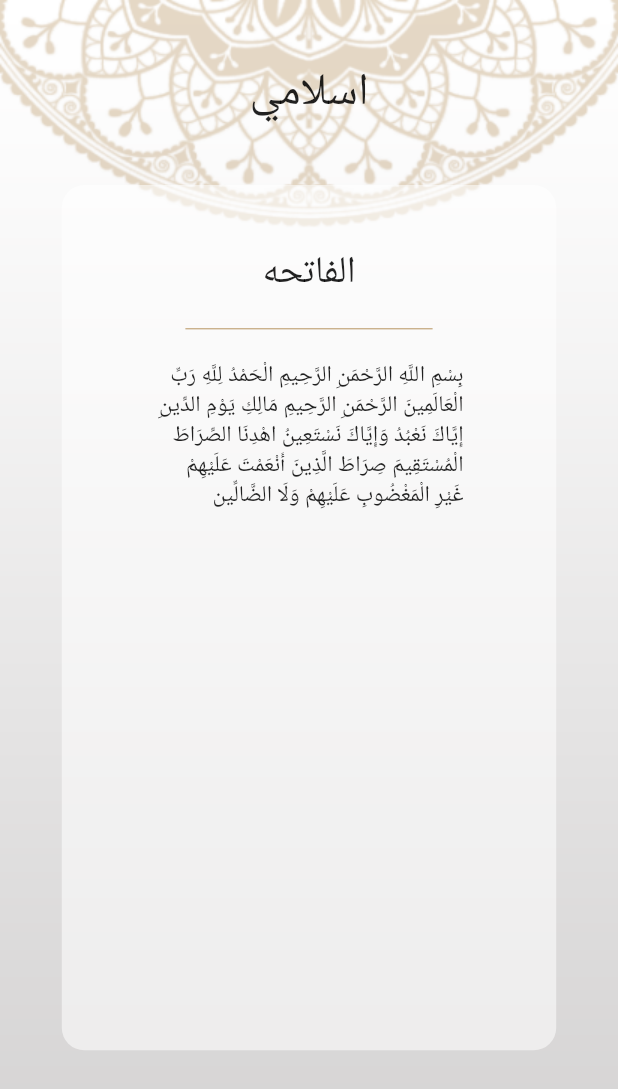
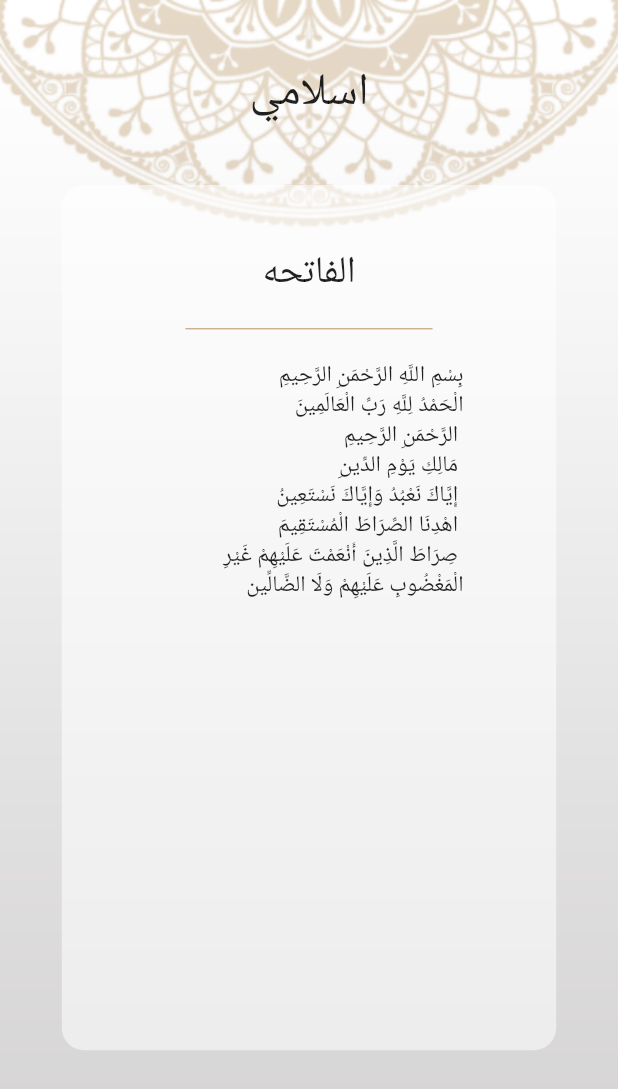
Before and after one commit to esraaabdrabo/new_islam, a Flutter app: the Quarn widget shown alone on an empty page, opened directly, after a tap on "الفاتحه", on a phone screen of 412 x 824 dp. Shown: the top 1089 px of the screen. Run offline on Flutter 3.47's test engine with Material 2 defaults, Android fonts, the phone set to English and light mode, and no system bars.

Commit message:
ayat functionality is done

```diff
--- a/lib/services/QuranAyat.dart
+++ b/lib/services/QuranAyat.dart
@@ -1 +1,8 @@
-class AyatServices {}
+import 'package:flutter/services.dart';
+
+class AyatServices {
+  static Future<String> readSura(int suraNumber) async {
+    String ayat = await rootBundle.loadString('assets/quran/$suraNumber.txt');
+    return ayat;
+  }
+}
--- a/lib/view_model/Quran/Ayat_view_model.dart
+++ b/lib/view_model/Quran/Ayat_view_model.dart
@@ -0,0 +1,24 @@
+import 'package:flutter/cupertino.dart';
+import 'package:new_islam/services/QuranAyat.dart';
+
+class Ayat extends ChangeNotifier {
+  String suraAyat = '';
+  bool isLoading = false;
+  Ayat(int suraNumber) {
+    if (suraNumber != 0) {
+      getAyat(suraNumber);
+    }
+  }
+  chaneIsLoading(bool value) {
+    isLoading = value;
+    notifyListeners();
+  }
+
+  getAyat(suraNumber) async {
+    chaneIsLoading(true);
+    suraAyat = await AyatServices.readSura(suraNumber);
+    print(suraAyat);
+
+    chaneIsLoading(false);
+  }
+}
--- a/lib/views/Quran/Ayat_View.dart
+++ b/lib/views/Quran/Ayat_View.dart
@@ -1,13 +1,21 @@
 import 'package:flutter/material.dart';
 import 'package:new_islam/myThemeData.dart';
+import 'package:new_islam/view_model/Quran/Ayat_view_model.dart';
+import 'package:provider/provider.dart';
 
+// ignore: must_be_immutable
 class QuranDetails extends StatelessWidget {
   String suraName;
-
-  QuranDetails(this.suraName, {Key? key}) : super(key: key);
+  int suraNumber;
+  QuranDetails(this.suraName, this.suraNumber, {Key? key}) : super(key: key);
 
   @override
   Widget build(BuildContext context) {
+    return ChangeNotifierProvider(
+        create: (context) => Ayat(suraNumber),
+        builder: (context, child) {
+          Ayat ayatProvider = Provider.of(context);
+
           return Scaffold(
               body: Container(
             width: double.infinity,
@@ -35,15 +43,16 @@ class QuranDetails extends StatelessWidget {
                       borderRadius: BorderRadius.all(Radius.circular(15))),
                   width: MediaQuery.of(context).size.width * .8,
                   height: MediaQuery.of(context).size.height * .7,
-            child: Column(children: [
+                  child: ListView(children: [
+                    Column(children: [
                       SizedBox(
                         height: MediaQuery.of(context).size.height * .05,
                       ),
                       //sura name
                       Text(
                         suraName,
-                style:
-                    const TextStyle(fontSize: 25, fontWeight: FontWeight.w100),
+                        style: const TextStyle(
+                            fontSize: 25, fontWeight: FontWeight.w100),
                       ),
                       //line
                       Divider(
@@ -55,16 +64,19 @@ class QuranDetails extends StatelessWidget {
                       //ayat
                       SizedBox(
                         width: MediaQuery.of(context).size.width * .5,
-                child: const Text(
-                  'بِسْمِ اللَّهِ الرَّحْمَنِ الرَّحِيمِ الْحَمْدُ لِلَّهِ رَبِّ الْعَالَمِينَ الرَّحْمَنِ الرَّحِيمِ مَالِكِ يَوْمِ الدِّينِ إِيَّاكَ نَعْبُدُ وَإِيَّاكَ نَسْتَعِينُ اهْدِنَا الصِّرَاطَ الْمُسْتَقِيمَ صِرَاطَ الَّذِينَ أَنْعَمْتَ عَلَيْهِمْ غَيْرِ الْمَغْضُوبِ عَلَيْهِمْ وَلَا الضَّالِّين',
+                        child: Text(
+                          ayatProvider.suraAyat,
                           textDirection: TextDirection.rtl,
-                  style: TextStyle(fontSize: 15, fontWeight: FontWeight.w100),
+                          style: const TextStyle(
+                              fontSize: 15, fontWeight: FontWeight.w100),
                         ),
                       ),
+                    ]),
                   ]),
                 )
               ],
             ),
           ));
+        });
   }
 }
--- a/lib/views/Quran/SurasNames_view.dart
+++ b/lib/views/Quran/SurasNames_view.dart
@@ -43,7 +43,8 @@ class _QuarnState extends State<Quarn> {
                   Navigator.push(
                       context,
                       MaterialPageRoute(
-                          builder: (context) => QuranDetails(names[index])));
+                          builder: (context) =>
+                              QuranDetails(names[index], index + 1)));
                 },
                 child: Padding(
                   padding: const EdgeInsets.all(8.0),
--- a/lib/views/home.dart
+++ b/lib/views/home.dart
@@ -46,7 +46,6 @@ class _homeState extends State<home> {
                           ? ChangeNotifierProvider(
                               create: (context) => SurasNames(),
                               builder: (context, child) {
-                                child:
                                 return const Quarn();
                               })
                           : const Sebha(),
--- a/pubspec.yaml
+++ b/pubspec.yaml
@@ -54,6 +54,8 @@ dev_dependencies:
 flutter:
   assets:
     - assets/images/
+    - assets/quran/
+    - assets/hadeth/
   # The following line ensures that the Material Icons font is
   # included with your application, so that you can use the icons in
   # the material Icons class.
```
Lines whose indentation alone changed are shown as unchanged.
